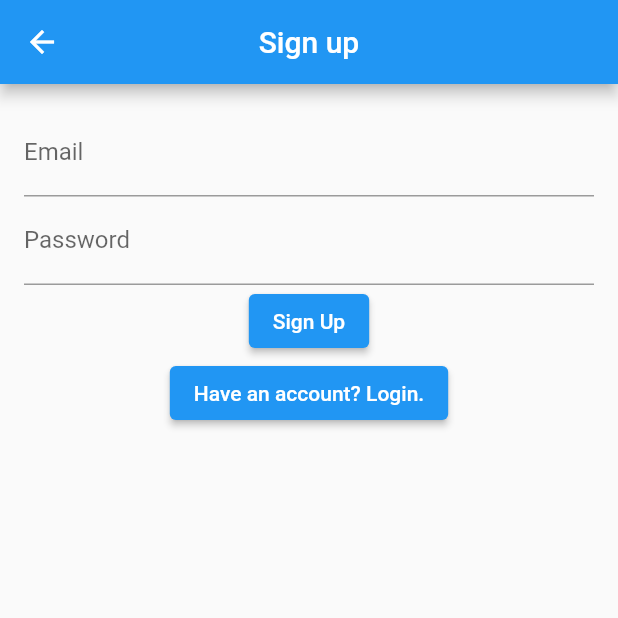
After one commit to SebasAstu/Mis_Recetas, a Flutter app: the SignUpPage screen opened directly, on a phone screen of 412 x 824 dp, the top half of it. The commit adds this screen. Run offline on Flutter 3.47's test engine with Material 2 defaults, Android fonts, the phone set to English and light mode, and no system bars; network calls fail; key blocks and very long unbroken strings in the code were emptied for the run.

Commit message:
Added basic sign up view (not using BloC yet)

```diff
--- /dev/null
+++ b/lib/sign_up_page.dart
@@ -0,0 +1,96 @@
+//Quiero una pantalla simple que tenga la opcion para registrarse con email y password, que se guarden en memoria y que se pueda acceder a la pantalla de inicio de sesion
+
+import 'package:flutter/material.dart';
+
+class SignUpPage extends StatefulWidget {
+  @override
+  State<StatefulWidget> createState() => _SignUpPageState();
+}
+
+class _SignUpPageState extends State<SignUpPage> {
+  final TextEditingController _emailFilter = TextEditingController();
+  final TextEditingController _passwordFilter = TextEditingController();
+  String _email = "";
+  String _password = "";
+
+  _SignUpPageState() {
+    _emailFilter.addListener(_emailListen);
+    _passwordFilter.addListener(_passwordListen);
+  }
+
+  void _emailListen() {
+    if (_emailFilter.text.isEmpty) {
+      _email = "";
+    } else {
+      _email = _emailFilter.text;
+    }
+  }
+
+  void _passwordListen() {
+    if (_passwordFilter.text.isEmpty) {
+      _password = "";
+    } else {
+      _password = _passwordFilter.text;
+    }
+  }
+
+  @override
+  Widget build(BuildContext context) {
+    return Scaffold(
+      appBar: AppBar(
+        title: const Text("Sign up"),
+        centerTitle: true,
+      ),
+      body: Container(
+        padding: const EdgeInsets.all(16.0),
+        child: Column(
+          children: <Widget>[
+            _buildTextFields(),
+            _buildButtons(),
+          ],
+        ),
+      ),
+    );
+  }
+
+  Widget _buildTextFields() {
+    return Container(
+      child: Column(
+        children: <Widget>[
+          TextField(
+            controller: _emailFilter,
+            decoration: const InputDecoration(labelText: 'Email'),
+          ),
+          TextField(
+            controller: _passwordFilter,
+            decoration: const InputDecoration(labelText: 'Password'),
+            obscureText: true,
+          )
+        ],
+      ),
+    );
+  }
+
+  Widget _buildButtons() {
+    return Column(
+      children: <Widget>[
+        ElevatedButton(
+          onPressed: _signUpPressed,
+          child: const Text('Sign Up'),
+        ),
+        ElevatedButton(
+          onPressed: _loginPressed,
+          child: const Text('Have an account? Login.'),
+        )
+      ],
+    );
+  }
+
+  void _signUpPressed() {
+    print('The user wants to login with $_email and $_password');
+  }
+
+  void _loginPressed() {
+    Navigator.pop(context);
+  }
+}
```
Also changed, not shown: lib/main.dart (+3 -9 lines).
